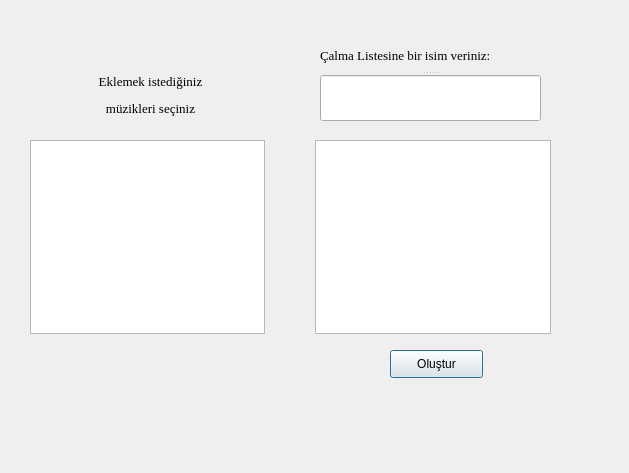
First picture: the form in playlist.ui, repository gunduzhamza/Mp3mucis, before the edit.
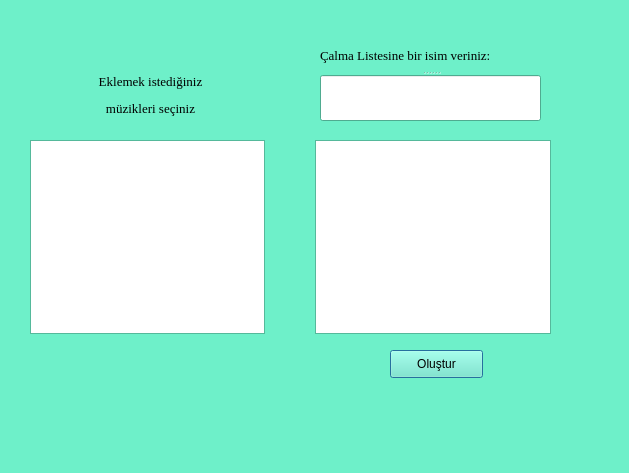
Second picture: the form after the edit.

```diff
--- a/playlist.ui
+++ b/playlist.ui
@@ -10,6 +10,421 @@
     <height>473</height>
    </rect>
   </property>
+  <property name="palette">
+   <palette>
+    <active>
+     <colorrole role="WindowText">
+      <brush brushstyle="SolidPattern">
+       <color alpha="255">
+        <red>0</red>
+        <green>0</green>
+        <blue>0</blue>
+       </color>
+      </brush>
+     </colorrole>
+     <colorrole role="Button">
+      <brush brushstyle="SolidPattern">
+       <color alpha="255">
+        <red>110</red>
+        <green>240</green>
+        <blue>201</blue>
+       </color>
+      </brush>
+     </colorrole>
+     <colorrole role="Light">
+      <brush brushstyle="SolidPattern">
+       <color alpha="255">
+        <red>222</red>
+        <green>255</green>
+        <blue>246</blue>
+       </color>
+      </brush>
+     </colorrole>
+     <colorrole role="Midlight">
+      <brush brushstyle="SolidPattern">
+       <color alpha="255">
+        <red>166</red>
+        <green>247</green>
+        <blue>223</blue>
+       </color>
+      </brush>
+     </colorrole>
+     <colorrole role="Dark">
+      <brush brushstyle="SolidPattern">
+       <color alpha="255">
+        <red>55</red>
+        <green>120</green>
+        <blue>100</blue>
+       </color>
+      </brush>
+     </colorrole>
+     <colorrole role="Mid">
+      <brush brushstyle="SolidPattern">
+       <color alpha="255">
+        <red>73</red>
+        <green>160</green>
+        <blue>134</blue>
+       </color>
+      </brush>
+     </colorrole>
+     <colorrole role="Text">
+      <brush brushstyle="SolidPattern">
+       <color alpha="255">
+        <red>0</red>
+        <green>0</green>
+        <blue>0</blue>
+       </color>
+      </brush>
+     </colorrole>
+     <colorrole role="BrightText">
+      <brush brushstyle="SolidPattern">
+       <color alpha="255">
+        <red>255</red>
+        <green>255</green>
+        <blue>255</blue>
+       </color>
+      </brush>
+     </colorrole>
+     <colorrole role="ButtonText">
+      <brush brushstyle="SolidPattern">
+       <color alpha="255">
+        <red>0</red>
+        <green>0</green>
+        <blue>0</blue>
+       </color>
+      </brush>
+     </colorrole>
+     <colorrole role="Base">
+      <brush brushstyle="SolidPattern">
+       <color alpha="255">
+        <red>255</red>
+        <green>255</green>
+        <blue>255</blue>
+       </color>
+      </brush>
+     </colorrole>
+     <colorrole role="Window">
+      <brush brushstyle="SolidPattern">
+       <color alpha="255">
+        <red>110</red>
+        <green>240</green>
+        <blue>201</blue>
+       </color>
+      </brush>
+     </colorrole>
+     <colorrole role="Shadow">
+      <brush brushstyle="SolidPattern">
+       <color alpha="255">
+        <red>0</red>
+        <green>0</green>
+        <blue>0</blue>
+       </color>
+      </brush>
+     </colorrole>
+     <colorrole role="AlternateBase">
+      <brush brushstyle="SolidPattern">
+       <color alpha="255">
+        <red>182</red>
+        <green>247</green>
+        <blue>228</blue>
+       </color>
+      </brush>
+     </colorrole>
+     <colorrole role="ToolTipBase">
+      <brush brushstyle="SolidPattern">
+       <color alpha="255">
+        <red>255</red>
+        <green>255</green>
+        <blue>220</blue>
+       </color>
+      </brush>
+     </colorrole>
+     <colorrole role="ToolTipText">
+      <brush brushstyle="SolidPattern">
+       <color alpha="255">
+        <red>0</red>
+        <green>0</green>
+        <blue>0</blue>
+       </color>
+      </brush>
+     </colorrole>
+    </active>
+    <inactive>
+     <colorrole role="WindowText">
+      <brush brushstyle="SolidPattern">
+       <color alpha="255">
+        <red>0</red>
+        <green>0</green>
+        <blue>0</blue>
+       </color>
+      </brush>
+     </colorrole>
+     <colorrole role="Button">
+      <brush brushstyle="SolidPattern">
+       <color alpha="255">
+        <red>110</red>
+        <green>240</green>
+        <blue>201</blue>
+       </color>
+      </brush>
+     </colorrole>
+     <colorrole role="Light">
+      <brush brushstyle="SolidPattern">
+       <color alpha="255">
+        <red>222</red>
+        <green>255</green>
+        <blue>246</blue>
+       </color>
+      </brush>
+     </colorrole>
+     <colorrole role="Midlight">
+      <brush brushstyle="SolidPattern">
+       <color alpha="255">
+        <red>166</red>
+        <green>247</green>
+        <blue>223</blue>
+       </color>
+      </brush>
+     </colorrole>
+     <colorrole role="Dark">
+      <brush brushstyle="SolidPattern">
+       <color alpha="255">
+        <red>55</red>
+        <green>120</green>
+        <blue>100</blue>
+       </color>
+      </brush>
+     </colorrole>
+     <colorrole role="Mid">
+      <brush brushstyle="SolidPattern">
+       <color alpha="255">
+        <red>73</red>
+        <green>160</green>
+        <blue>134</blue>
+       </color>
+      </brush>
+     </colorrole>
+     <colorrole role="Text">
+      <brush brushstyle="SolidPattern">
+       <color alpha="255">
+        <red>0</red>
+        <green>0</green>
+        <blue>0</blue>
+       </color>
+      </brush>
+     </colorrole>
+     <colorrole role="BrightText">
+      <brush brushstyle="SolidPattern">
+       <color alpha="255">
+        <red>255</red>
+        <green>255</green>
+        <blue>255</blue>
+       </color>
+      </brush>
+     </colorrole>
+     <colorrole role="ButtonText">
+      <brush brushstyle="SolidPattern">
+       <color alpha="255">
+        <red>0</red>
+        <green>0</green>
+        <blue>0</blue>
+       </color>
+      </brush>
+     </colorrole>
+     <colorrole role="Base">
+      <brush brushstyle="SolidPattern">
+       <color alpha="255">
+        <red>255</red>
+        <green>255</green>
+        <blue>255</blue>
+       </color>
+      </brush>
+     </colorrole>
+     <colorrole role="Window">
+      <brush brushstyle="SolidPattern">
+       <color alpha="255">
+        <red>110</red>
+        <green>240</green>
+        <blue>201</blue>
+       </color>
+      </brush>
+     </colorrole>
+     <colorrole role="Shadow">
+      <brush brushstyle="SolidPattern">
+       <color alpha="255">
+        <red>0</red>
+        <green>0</green>
+        <blue>0</blue>
+       </color>
+      </brush>
+     </colorrole>
+     <colorrole role="AlternateBase">
+      <brush brushstyle="SolidPattern">
+       <color alpha="255">
+        <red>182</red>
+        <green>247</green>
+        <blue>228</blue>
+       </color>
+      </brush>
+     </colorrole>
+     <colorrole role="ToolTipBase">
+      <brush brushstyle="SolidPattern">
+       <color alpha="255">
+        <red>255</red>
+        <green>255</green>
+        <blue>220</blue>
+       </color>
+      </brush>
+     </colorrole>
+     <colorrole role="ToolTipText">
+      <brush brushstyle="SolidPattern">
+       <color alpha="255">
+        <red>0</red>
+        <green>0</green>
+        <blue>0</blue>
+       </color>
+      </brush>
+     </colorrole>
+    </inactive>
+    <disabled>
+     <colorrole role="WindowText">
+      <brush brushstyle="SolidPattern">
+       <color alpha="255">
+        <red>55</red>
+        <green>120</green>
+        <blue>100</blue>
+       </color>
+      </brush>
+     </colorrole>
+     <colorrole role="Button">
+      <brush brushstyle="SolidPattern">
+       <color alpha="255">
+        <red>110</red>
+        <green>240</green>
+        <blue>201</blue>
+       </color>
+      </brush>
+     </colorrole>
+     <colorrole role="Light">
+      <brush brushstyle="SolidPattern">
+       <color alpha="255">
+        <red>222</red>
+        <green>255</green>
+        <blue>246</blue>
+       </color>
+      </brush>
+     </colorrole>
+     <colorrole role="Midlight">
+      <brush brushstyle="SolidPattern">
+       <color alpha="255">
+        <red>166</red>
+        <green>247</green>
+        <blue>223</blue>
+       </color>
+      </brush>
+     </colorrole>
+     <colorrole role="Dark">
+      <brush brushstyle="SolidPattern">
+       <color alpha="255">
+        <red>55</red>
+        <green>120</green>
+        <blue>100</blue>
+       </color>
+      </brush>
+     </colorrole>
+     <colorrole role="Mid">
+      <brush brushstyle="SolidPattern">
+       <color alpha="255">
+        <red>73</red>
+        <green>160</green>
+        <blue>134</blue>
+       </color>
+      </brush>
+     </colorrole>
+     <colorrole role="Text">
+      <brush brushstyle="SolidPattern">
+       <color alpha="255">
+        <red>55</red>
+        <green>120</green>
+        <blue>100</blue>
+       </color>
+      </brush>
+     </colorrole>
+     <colorrole role="BrightText">
+      <brush brushstyle="SolidPattern">
+       <color alpha="255">
+        <red>255</red>
+        <green>255</green>
+        <blue>255</blue>
+       </color>
+      </brush>
+     </colorrole>
+     <colorrole role="ButtonText">
+      <brush brushstyle="SolidPattern">
+       <color alpha="255">
+        <red>55</red>
+        <green>120</green>
+        <blue>100</blue>
+       </color>
+      </brush>
+     </colorrole>
+     <colorrole role="Base">
+      <brush brushstyle="SolidPattern">
+       <color alpha="255">
+        <red>110</red>
+        <green>240</green>
+        <blue>201</blue>
+       </color>
+      </brush>
+     </colorrole>
+     <colorrole role="Window">
+      <brush brushstyle="SolidPattern">
+       <color alpha="255">
+        <red>110</red>
+        <green>240</green>
+        <blue>201</blue>
+       </color>
+      </brush>
+     </colorrole>
+     <colorrole role="Shadow">
+      <brush brushstyle="SolidPattern">
+       <color alpha="255">
+        <red>0</red>
+        <green>0</green>
+        <blue>0</blue>
+       </color>
+      </brush>
+     </colorrole>
+     <colorrole role="AlternateBase">
+      <brush brushstyle="SolidPattern">
+       <color alpha="255">
+        <red>110</red>
+        <green>240</green>
+        <blue>201</blue>
+       </color>
+      </brush>
+     </colorrole>
+     <colorrole role="ToolTipBase">
+      <brush brushstyle="SolidPattern">
+       <color alpha="255">
+        <red>255</red>
+        <green>255</green>
+        <blue>220</blue>
+       </color>
+      </brush>
+     </colorrole>
+     <colorrole role="ToolTipText">
+      <brush brushstyle="SolidPattern">
+       <color alpha="255">
+        <red>0</red>
+        <green>0</green>
+        <blue>0</blue>
+       </color>
+      </brush>
+     </colorrole>
+    </disabled>
+   </palette>
+  </property>
   <property name="windowTitle">
    <string>Dialog</string>
   </property>
```
